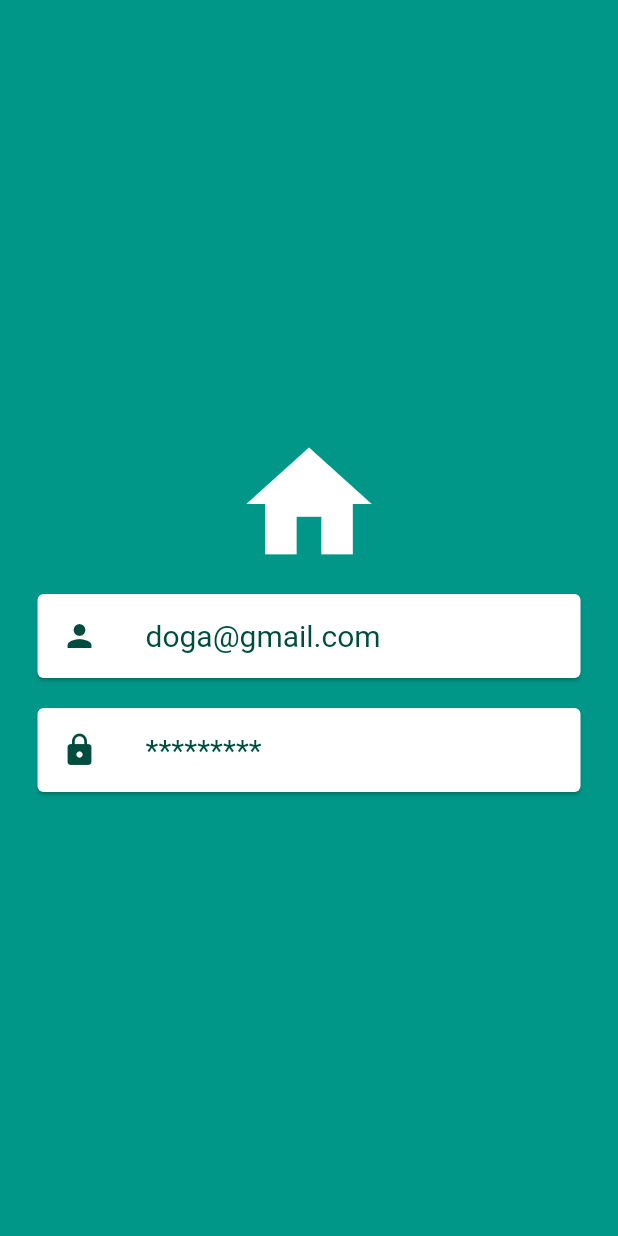
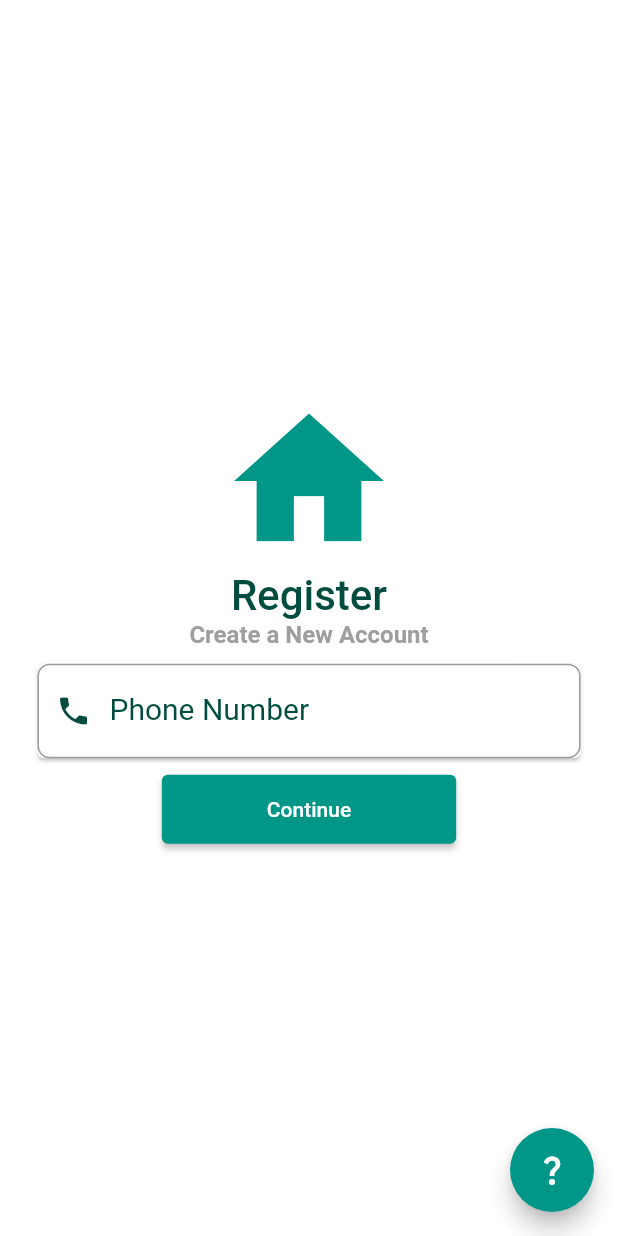
Before and after one commit to Doga4635/apartment_management_app, a Flutter app: the screen it shows after launch, on a phone screen of 412 x 824 dp. Run offline on Flutter 3.47's test engine with Material 2 defaults, Android fonts, the phone set to English and light mode, and no system bars; our stand-ins replace firebase_auth, firebase_core, font_awesome_flutter; missing offline and left inert: dart:html; accounts and stored records are empty; Roboto replaces fonts that are missing (Source Sans Pro).

Commit message:
Register screens added

```diff
--- a/lib/main.dart
+++ b/lib/main.dart
@@ -1,5 +1,6 @@
 import 'package:apartment_management_app/models/user_model.dart';
-import 'package:apartment_management_app/screens/login_screen.dart';
+import 'package:apartment_management_app/screens/code_enter_screen.dart';
+import 'package:apartment_management_app/screens/register_screen.dart';
 import 'package:apartment_management_app/screens/wrapper.dart';
 import 'package:apartment_management_app/services/auth.dart';
 import 'package:flutter/material.dart';
@@ -23,7 +24,7 @@ class MyApp extends StatelessWidget {
       value: AuthService().user,
       initialData: null,
       child: const MaterialApp(
-          home: LoginScreen(),
+          home: RegisterScreen(),
       ),
     );
   }
--- a/lib/screens/login_screen.dart
+++ /dev/null
@@ -1,71 +0,0 @@
-import 'package:flutter/material.dart';
-import 'package:apartment_management_app/constants.dart';
-import 'package:font_awesome_flutter/font_awesome_flutter.dart';
-
-class LoginScreen extends StatefulWidget {
-  const LoginScreen({super.key});
-
-  @override
-  _LoginScreenState createState() => _LoginScreenState();
-}
-
-class _LoginScreenState extends State<LoginScreen> {
-
-  @override
-  void initState() {
-    super.initState();
-  }
-
-
-  @override
-  Widget build(BuildContext context) {
-    return const Scaffold(
-      backgroundColor: Colors.teal,
-      body: SafeArea(
-          child: Column(
-            mainAxisAlignment: MainAxisAlignment.center,
-            children: <Widget>[
-
-              Icon(
-                Icons.home,
-                size: 100,
-                color: Colors.white,
-              ),
-              Card(
-                  margin: EdgeInsets.symmetric(vertical: 10.0, horizontal: 25.0),
-                  child: ListTile(
-                    leading: Icon(
-                      Icons.person,
-                      color: customTealShade900,
-                    ),
-                    title: Text(
-                      'doga@gmail.com',
-                      style: TextStyle(
-                        color: customTealShade900,
-                        fontFamily: 'Source Sans Pro',
-                        fontSize: 20.0,
-                      ),
-                    ),
-                  )),
-              Card(
-                  margin: EdgeInsets.symmetric(vertical: 10.0, horizontal: 25.0),
-                  child: ListTile(
-                    leading: Icon(
-                      Icons.lock,
-                      color: customTealShade900,
-                    ),
-                    title: Text(
-                      '*********',
-                      style: TextStyle(
-                          fontSize: 20.0,
-                          color: customTealShade900,
-                          fontFamily: 'Source Sans Pro'),
-                    ),
-                  )),
-            ],
-          )),
-    );
-
-  }
-
-}
--- /dev/null
+++ b/lib/screens/register_screen.dart
@@ -0,0 +1,111 @@
+import 'package:apartment_management_app/screens/code_enter_screen.dart';
+import 'package:flutter/material.dart';
+import 'package:apartment_management_app/constants.dart';
+import 'package:font_awesome_flutter/font_awesome_flutter.dart';
+
+class RegisterScreen extends StatefulWidget {
+  const RegisterScreen({super.key});
+
+  @override
+  _RegisterScreenState createState() => _RegisterScreenState();
+}
+
+class _RegisterScreenState extends State<RegisterScreen> {
+
+  @override
+  void initState() {
+    super.initState();
+  }
+
+  int _counter = 0;
+
+  void _incrementCounter() {
+    setState(() {
+      _counter++;
+    });
+  }
+
+  @override
+  Widget build(BuildContext context) {
+    return  Scaffold(
+      backgroundColor: Colors.white,
+      body: SafeArea(
+        child: Column(
+              mainAxisAlignment: MainAxisAlignment.center,
+              crossAxisAlignment: CrossAxisAlignment.center,
+              children: <Widget>[
+                Icon(
+                  Icons.home,
+                  size: 120,
+                  color: Colors.teal,
+                ),
+                Text(
+                  'Register',
+                  style: TextStyle(
+                    color: customTealShade900,
+                    fontSize: 28.0,
+                    fontWeight: FontWeight.w500,
+                  ),
+                ),
+                Text(
+                  'Create a New Account',
+                  style: TextStyle(
+                    color: Colors.grey,
+                    fontWeight: FontWeight.bold,
+                    fontSize: 16.0,
+                  ),
+                ),
+                Card(
+                  margin: EdgeInsets.symmetric(vertical: 10.0, horizontal: 25.0),
+                  child: TextField(
+                    style: TextStyle(
+                      color: customTealShade900,
+                      fontSize: 20.0,
+                      fontFamily: 'Source Sans Pro',
+                    ),
+                    decoration: InputDecoration(
+                      labelText: 'Phone Number',
+                      labelStyle: TextStyle(color: customTealShade900),
+                      prefixIcon: Icon(
+                        Icons.phone,
+                        color: customTealShade900,
+                      ),
+                      border: OutlineInputBorder(
+                        borderRadius: BorderRadius.circular(8.0),
+                      ),
+                      focusedBorder: OutlineInputBorder(
+                        borderSide: BorderSide(color: customTealShade900),
+                        borderRadius: BorderRadius.circular(8.0),
+                      ),
+                    ),
+                    onChanged: (value) {
+                      print(value);
+                    },
+                  ),),
+                ElevatedButton(
+                  child: Text(
+                    'Continue',
+                  ),
+                  onPressed:  () {
+                    Navigator.push(
+                      context,
+                      MaterialPageRoute(builder: (context) => const CodeEnterScreen()),
+                    );
+                  },
+                  style: ElevatedButton.styleFrom(
+                    backgroundColor: Colors.teal,
+                    padding: EdgeInsets.symmetric(horizontal: 70.0,vertical: 15.0),
+                  ),
+                ),
+              ],
+            ),
+        ),
+      floatingActionButton: FloatingActionButton(
+        onPressed: _incrementCounter,
+        tooltip: 'Help',
+        child: const Icon(Icons.question_mark),
+        backgroundColor: Colors.teal,
+      ),
+          );
+  }
+}
```
Also changed, not shown: lib/screens/code_enter_screen.dart (added, +140 -0 lines), lib/screens/register_flat_screen.dart (added, +180 -0 lines).
